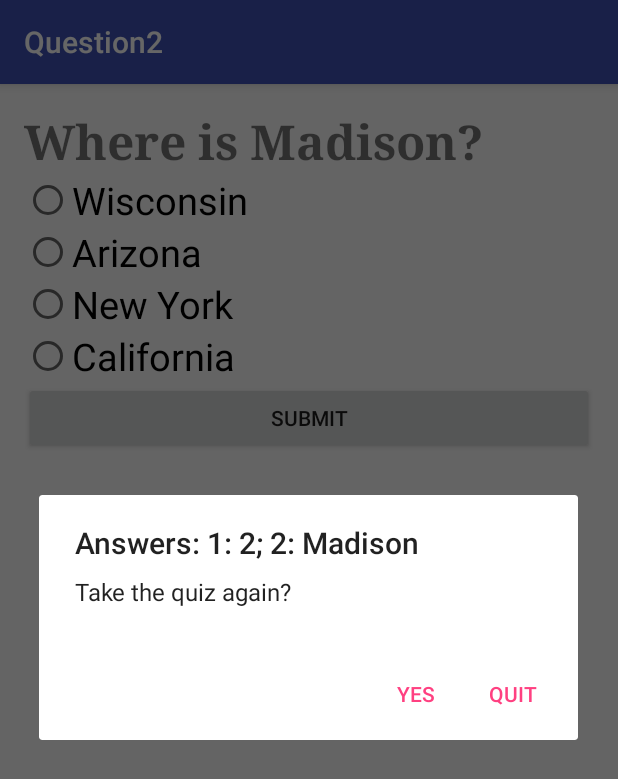
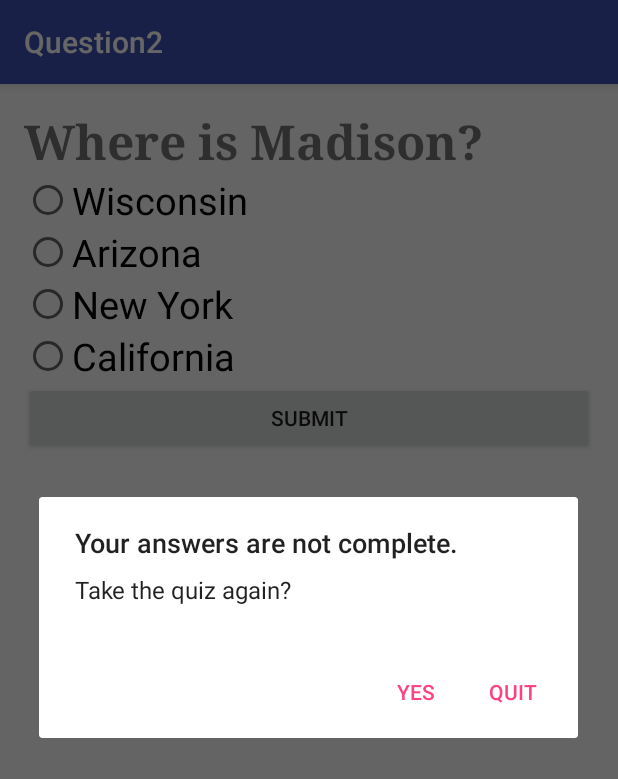
Before and after one commit to lizhefeng/Quiz, an Android app: the Question2Activity screen opened directly, with no data from a screen before it, after a tap on "SUBMIT", on a phone screen of 412 x 824 dp. Shown: the top 779 px of the screen. Run offline under Robolectric (Android 15) with nearby library versions, the phone set to English and light mode, and no system bars; 2 statements that could not run were skipped.

Commit message:
Record user's answers and show quiz results

```diff
--- a/app/src/main/java/com/example/zhefengli/quiz/Question2Activity.java
+++ b/app/src/main/java/com/example/zhefengli/quiz/Question2Activity.java
@@ -1,13 +1,18 @@
 package com.example.zhefengli.quiz;
 import android.app.FragmentManager;
+import android.provider.MediaStore;
 import android.support.v7.app.AppCompatActivity;
 import android.os.Bundle;
 import android.view.View;
+import android.widget.RadioButton;
+import android.widget.RadioGroup;
 
 /**
  * Created by zhefengli on 2/14/16.
  */
 public class Question2Activity extends AppCompatActivity {
+    private static RadioButton radioButton;
+    private static RadioGroup radioGroup;
     @Override
     protected void onCreate(Bundle savedInstanceState) {
         super.onCreate(savedInstanceState);
@@ -17,8 +22,19 @@ public class Question2Activity extends AppCompatActivity {
     }
 
     public void showMyDialog(View view) {
+        Bundle bundle = getIntent().getExtras();
+        String question1Answer = bundle.getString("userAnswer1");
+        radioGroup = (RadioGroup)findViewById(R.id.radioGroup);
+        radioButton = (RadioButton)findViewById(radioGroup.getCheckedRadioButtonId());
+        String question2Answer = radioButton.getText().toString();
+        Bundle bundle1 = new Bundle();
+        bundle1.putString("userAnswer1", question1Answer);
+        bundle1.putString("userAnswer2", question2Answer);
+
         FragmentManager fragmentManager = getFragmentManager();
         QuizDialogFragment quizDialogFragment = new QuizDialogFragment();
+
+        quizDialogFragment.setArguments(bundle1);
         quizDialogFragment.show(fragmentManager, "Dialog Fragment");
     }
 }
--- a/app/src/main/java/com/example/zhefengli/quiz/QuizDialogFragment.java
+++ b/app/src/main/java/com/example/zhefengli/quiz/QuizDialogFragment.java
@@ -15,7 +15,19 @@ public class QuizDialogFragment extends DialogFragment {
     @Override
     public Dialog onCreateDialog(Bundle savedInstanceState) {
         AlertDialog.Builder builder = new AlertDialog.Builder(getActivity());
-        builder.setTitle("Answers:\n1: 2; 2: Madison");
+        String question1Answer = getArguments().getString("userAnswer1");
+        String question2Answer = getArguments().getString("userAnswer2");
+        if(question1Answer == null || question2Answer == null)
+            builder.setTitle("Your answers are not complete.");
+        else if(question1Answer.equals("2") && question2Answer.equals("Wisconsin"))
+            builder.setTitle("Results:\n1: Correct; 2: Correct");
+        else if(question1Answer.equals("2") && !(question2Answer.equals("Wisconsin")))
+            builder.setTitle("Results:\n1: Correct; 2: Wrong");
+        else if(!(question1Answer.equals("2")) && question2Answer.equals("Wisconsin"))
+            builder.setTitle("Results:\n1: Wrong; 2: Correct");
+        else if(!(question1Answer.equals("2")) && !(question2Answer.equals("Wisconsin")))
+            builder.setTitle("Results:\n1: Wrong; 2: Wrong");
+
         builder.setMessage("Take the quiz again?");
         builder.setNegativeButton("Yes", new DialogInterface.OnClickListener() {
             @Override
```
Also changed, not shown: app/src/main/java/com/example/zhefengli/quiz/Question1Activity.java (+7 -3 lines).
